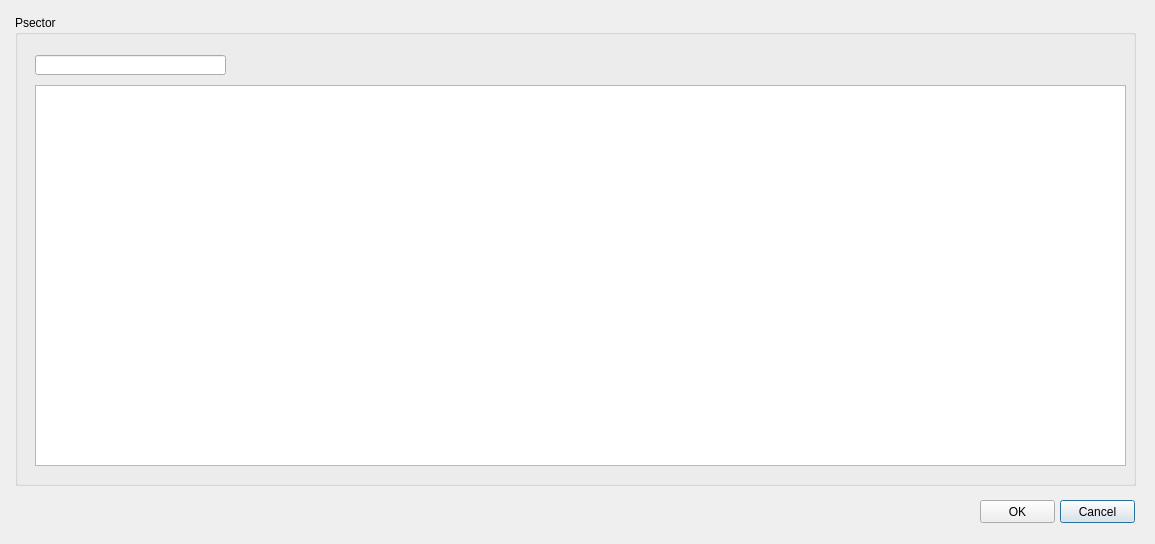
Old version of the form search/ui/list_items.ui in the repository Giswater/giswater_qgis_plugin.
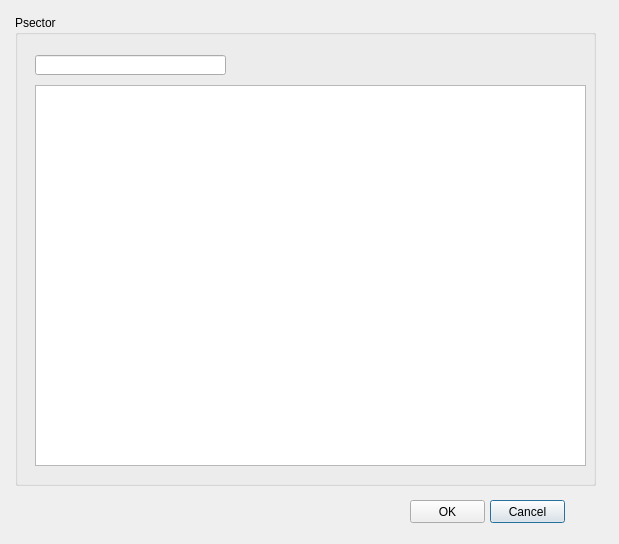
New version of the form.

What changed in the file:
```diff
--- a/search/ui/list_items.ui
+++ b/search/ui/list_items.ui
@@ -6,7 +6,7 @@
    <rect>
     <x>0</x>
     <y>0</y>
-    <width>1155</width>
+    <width>619</width>
     <height>544</height>
    </rect>
   </property>
@@ -18,7 +18,7 @@
     <rect>
      <x>15</x>
      <y>15</y>
-     <width>1121</width>
+     <width>581</width>
      <height>471</height>
     </rect>
    </property>
@@ -30,7 +30,7 @@
      <rect>
       <x>20</x>
       <y>70</y>
-      <width>1091</width>
+      <width>551</width>
       <height>381</height>
      </rect>
     </property>
@@ -52,7 +52,7 @@
   <widget class="QPushButton" name="btn_cancel">
    <property name="geometry">
     <rect>
-     <x>1060</x>
+     <x>490</x>
      <y>500</y>
      <width>75</width>
      <height>23</height>
@@ -65,7 +65,7 @@
   <widget class="QPushButton" name="btn_accept">
    <property name="geometry">
     <rect>
-     <x>980</x>
+     <x>410</x>
      <y>500</y>
      <width>75</width>
      <height>23</height>
```
